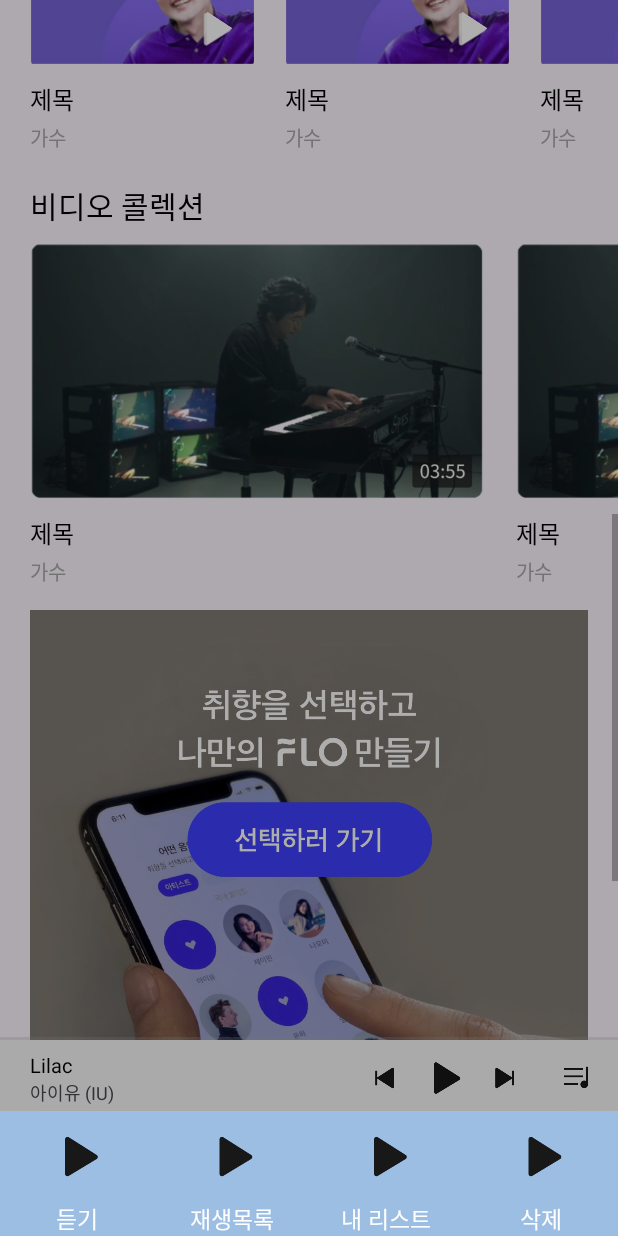
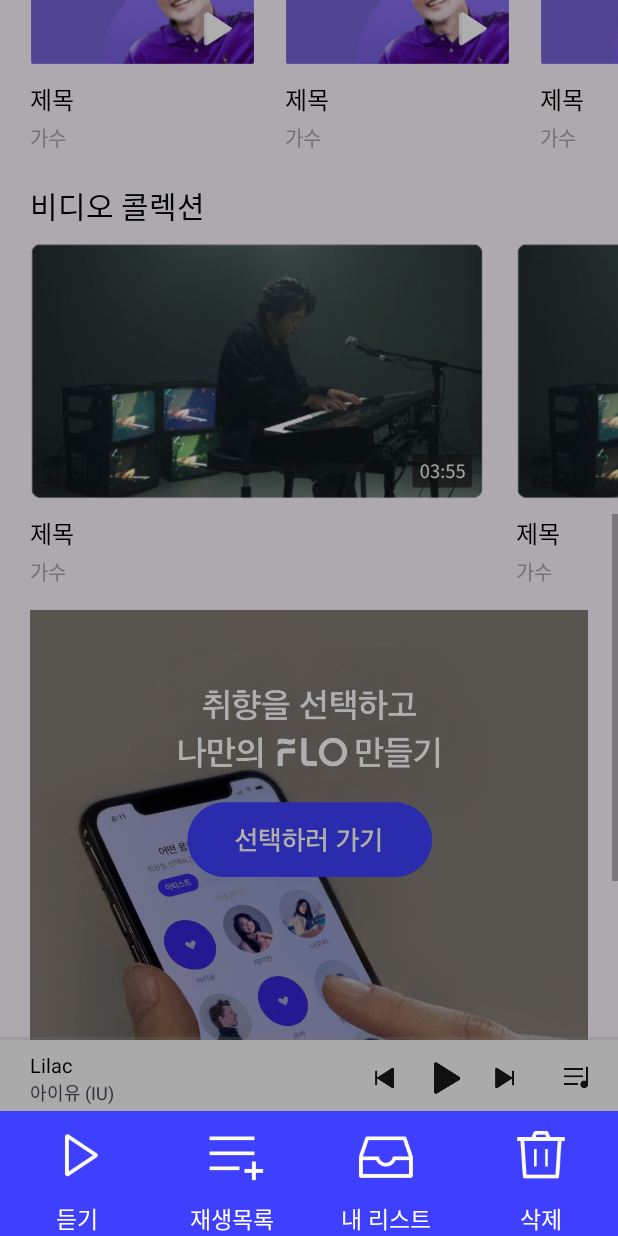
Before and after one commit to SSUMC-6th/Android_A, an Android app: the fragment BottomSheetFragment placed in its activity, scrolled down 970 dp, on a phone screen of 412 x 824 dp. Run offline under Robolectric (Android 15) with nearby library versions, the phone set to English and light mode, and no system bars; our stand-ins replace Room's generated code; plain views replace CircleIndicator3; 5 statements that could not run were skipped.

Commit message:
[simba/#33] feat:: Bottom Sheet Dialog 구현

```diff
--- a/UMC_6th/app/build.gradle.kts
+++ b/UMC_6th/app/build.gradle.kts
@@ -58,5 +58,4 @@ dependencies {
 
     androidTestImplementation("androidx.test.ext:junit:1.1.5")
     androidTestImplementation("androidx.test.espresso:espresso-core:3.5.1")
-
 }
--- a/UMC_6th/app/src/main/java/com/example/umc_6th/BottomSheetFragment.kt
+++ b/UMC_6th/app/src/main/java/com/example/umc_6th/BottomSheetFragment.kt
@@ -1,5 +1,6 @@
 package com.example.umc_6th
 
+import android.annotation.SuppressLint
 import android.os.Bundle
 import androidx.fragment.app.Fragment
 import android.view.LayoutInflater
@@ -36,5 +37,9 @@ class BottomSheetFragment : BottomSheetDialogFragment() {
         binding.bottomSheetIv4.setOnClickListener {
             Toast.makeText(requireActivity(),"삭제 버튼 클릭",Toast.LENGTH_SHORT).show()
         }
+        binding.bottomSheetTv4.setOnClickListener {
+
+        }
     }
+
 }
--- a/UMC_6th/app/src/main/res/layout/fragment_bottom_sheet.xml
+++ b/UMC_6th/app/src/main/res/layout/fragment_bottom_sheet.xml
@@ -7,7 +7,7 @@
     android:layout_height="match_parent"
     android:gravity="center_horizontal"
     tools:context=".BottomSheetFragment"
-    android:background="@color/colorPrimary">
+    android:background="@color/flo">
 
     <TextView
         android:id="@+id/bottom_sheet_tv1"
@@ -27,7 +27,7 @@
         android:id="@+id/bottom_sheet_iv1"
         android:layout_width="0dp"
         android:layout_height="50dp"
-        android:src="@drawable/btn_miniplayer_play"
+        android:src="@drawable/btn_editbar_play"
         app:layout_constraintBottom_toTopOf="@+id/bottom_sheet_tv1"
         app:layout_constraintEnd_toStartOf="@+id/bottom_sheet_iv2"
         app:layout_constraintStart_toStartOf="parent"
@@ -51,7 +51,7 @@
         android:id="@+id/bottom_sheet_iv2"
         android:layout_width="0dp"
         android:layout_height="50dp"
-        android:src="@drawable/btn_miniplayer_play"
+        android:src="@drawable/btn_editbar_addplaylist"
         app:layout_constraintBottom_toTopOf="@+id/bottom_sheet_tv2"
         app:layout_constraintStart_toEndOf="@+id/bottom_sheet_iv1"
         app:layout_constraintEnd_toStartOf="@+id/bottom_sheet_iv3"
@@ -75,7 +75,7 @@
         android:id="@+id/bottom_sheet_iv3"
         android:layout_width="0dp"
         android:layout_height="50dp"
-        android:src="@drawable/btn_miniplayer_play"
+        android:src="@drawable/btn_editbar_mylist"
         app:layout_constraintBottom_toTopOf="@+id/bottom_sheet_tv2"
         app:layout_constraintStart_toEndOf="@+id/bottom_sheet_iv2"
         app:layout_constraintEnd_toStartOf="@id/bottom_sheet_iv4"
@@ -99,7 +99,7 @@
         android:id="@+id/bottom_sheet_iv4"
         android:layout_width="0dp"
         android:layout_height="50dp"
-        android:src="@drawable/btn_miniplayer_play"
+        android:src="@drawable/btn_editbar_delete"
         app:layout_constraintBottom_toTopOf="@+id/bottom_sheet_tv2"
         app:layout_constraintStart_toEndOf="@+id/bottom_sheet_iv3"
         app:layout_constraintTop_toTopOf="parent"
```
Also changed, not shown: UMC_6th/app/src/main/res/drawable/btn_editbar_addplaylist.png (added), UMC_6th/app/src/main/res/drawable/btn_editbar_delete.png (added), UMC_6th/app/src/main/res/drawable/btn_editbar_download.png (added), UMC_6th/app/src/main/res/drawable/btn_editbar_mylist.png (added), UMC_6th/app/src/main/res/drawable/btn_editbar_play.png (added).
